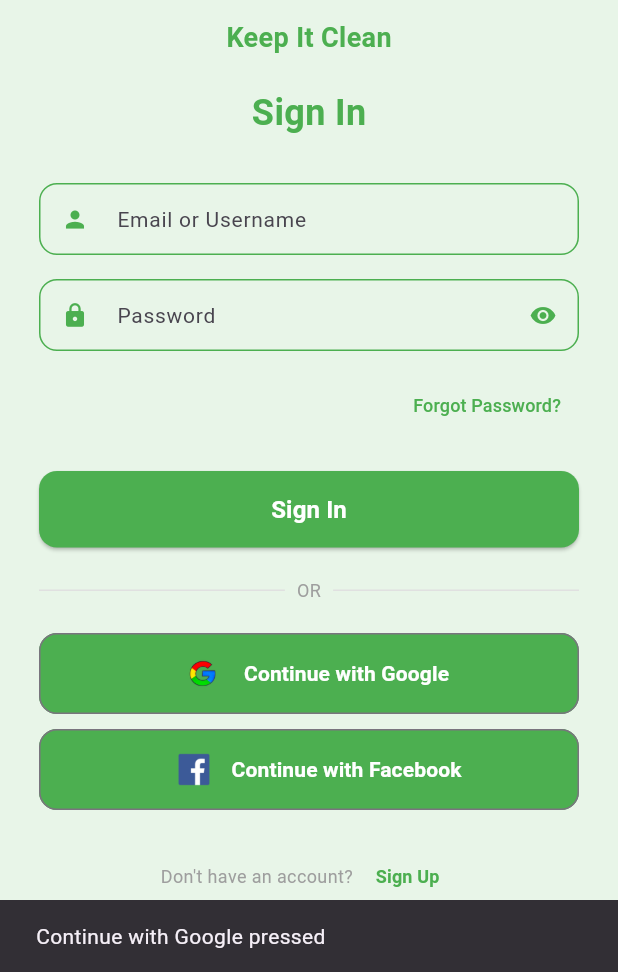
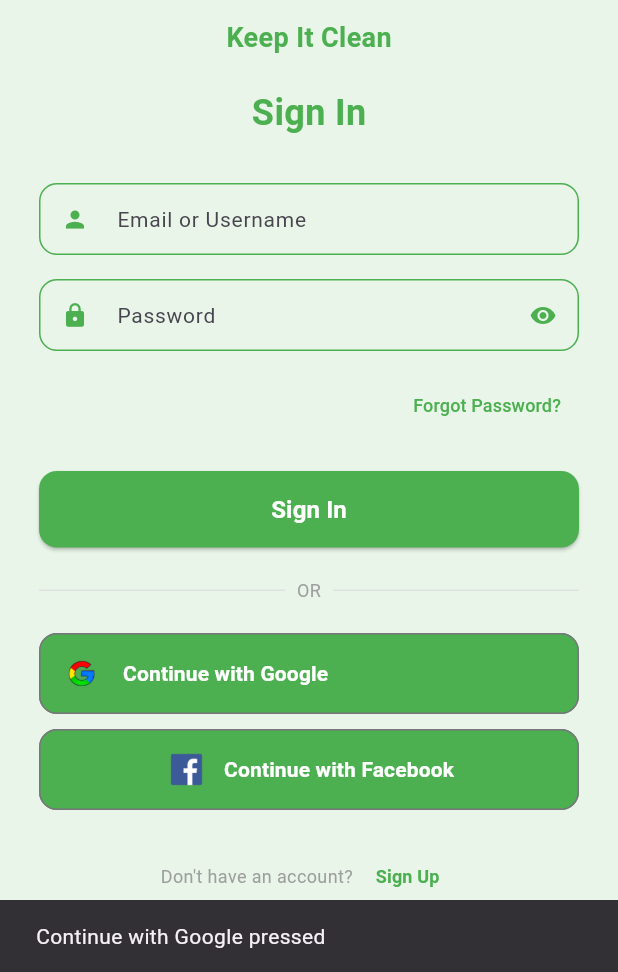
Before and after one commit to AkoFerdie/My-Repository, a Flutter app: the ThirdPage screen opened directly, after a tap on "Continue with Google", on a phone screen of 412 x 824 dp, the part 264-1236 px from its top. Run offline on Flutter 3.47's test engine with Material 3 defaults, Android fonts, the phone set to English and light mode, and no system bars.

Commit message:
updated third_page.dart

```diff
--- a/lib/third_page.dart
+++ b/lib/third_page.dart
@@ -23,7 +23,7 @@ class ThirdPage extends StatelessWidget {
       ),
       body: Center(
         child: SingleChildScrollView(
-          padding: EdgeInsets.zero, // Controlled inside Padding below
+          padding: EdgeInsets.zero,
           child: ConstrainedBox(
             constraints: BoxConstraints(maxWidth: maxWidth),
             child: Padding(
@@ -70,7 +70,7 @@ class ThirdPage extends StatelessWidget {
                     child: TextField(
                       decoration: InputDecoration(
                         labelText: 'Email or Username',
-                        labelStyle: const TextStyle(fontSize: 14,),
+                        labelStyle: const TextStyle(fontSize: 14),
                         prefixIcon: const Icon(Icons.person, size: 18, color: Color(0xFF4CAF50)),
                         border: OutlineInputBorder(
                           borderRadius: BorderRadius.circular(12),
@@ -179,9 +179,19 @@ class ThirdPage extends StatelessWidget {
                   const SizedBox(height: 20),
 
                   // Social Buttons
-                  _buildSocialButton(context, 'Continue with Google', 'assets/google.png'),
+                  _buildSocialButton(
+                    context,
+                    'Continue with Google',
+                    'assets/google.png',
+                    alignLeft: true, // Only Google is left-aligned
+                  ),
                   const SizedBox(height: 10),
-                  _buildSocialButton(context, 'Continue with Facebook', 'assets/facebook.png'),
+                  _buildSocialButton(
+                    context,
+                    'Continue with Facebook',
+                    'assets/facebook.png',
+                    alignLeft: false, // Centered (default)
+                  ),
                   const SizedBox(height: 20),
 
                   // Don't have an account? Sign Up
@@ -218,12 +228,14 @@ class ThirdPage extends StatelessWidget {
     );
   }
 
-  // Social button with optimized icon size (50x50)
+  /// Customizable social button with optional left alignment for icon
   Widget _buildSocialButton(
     BuildContext context,
     String label,
-    String iconPath,
-  ) {
+    String iconPath, {
+    bool alignLeft = false,
+    double iconPadding = 16.0,
+  }) {
     return SizedBox(
       width: double.infinity,
       child: OutlinedButton(
@@ -232,25 +244,24 @@ class ThirdPage extends StatelessWidget {
           shape: RoundedRectangleBorder(
             borderRadius: BorderRadius.circular(12),
           ),
-          padding: const EdgeInsets.symmetric(vertical: 12), // Balanced height
+          padding: const EdgeInsets.symmetric(vertical: 12),
         ),
         onPressed: () {
           ScaffoldMessenger.of(context).showSnackBar(
-            SnackBar(content: Text("$label pressed")), // Dynamic text → no 'const'
+            SnackBar(content: Text("$label pressed")),
           );
         },
         child: Row(
-          mainAxisAlignment: MainAxisAlignment.center,
+          mainAxisAlignment: alignLeft ? MainAxisAlignment.start : MainAxisAlignment.center,
           children: [
-            const SizedBox(width: 10), // adding a padding
-            // Social Icon (Reduced to 50x50 for better balance)
+            if (alignLeft) SizedBox(width: iconPadding), // Left padding for visual balance
             Image.asset(
               iconPath,
               width: 30,
               height: 30,
-              fit: BoxFit.contain, // Ensures full visibility
+              fit: BoxFit.contain,
             ),
-            const SizedBox(width: 10), // Spacing between icon and text
+            const SizedBox(width: 10), // Space between icon and text
             Text(
               label,
               style: const TextStyle(
```
